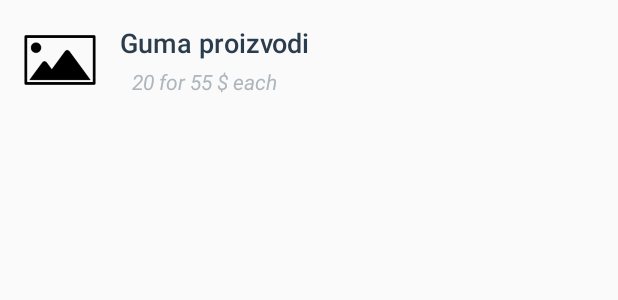
After one commit to dRadest/InventoryApp, an Android app: the layout list_item.xml on its own in the app's theme, with its tools: preview values and no code run, on a phone screen of 412 x 824 dp. The commit adds this screen. Shown: the top 300 px of the screen. Run offline under Robolectric (Android 15) with nearby library versions, the phone set to English and light mode, and no system bars.

Commit message:
Add list_item.xml

```diff
--- /dev/null
+++ b/app/src/main/res/layout/list_item.xml
@@ -0,0 +1,45 @@
+<?xml version="1.0" encoding="utf-8"?>
+<RelativeLayout xmlns:android="http://schemas.android.com/apk/res/android"
+    xmlns:tools="http://schemas.android.com/tools"
+    android:layout_width="match_parent"
+    android:layout_height="match_parent"
+    android:orientation="vertical"
+    android:padding="16dp">
+
+    <ImageView
+        android:id="@+id/list_item_image"
+        android:layout_width="48dp"
+        android:layout_height="48dp"
+        android:src="@drawable/no_img" />
+
+    <LinearLayout
+        android:layout_width="wrap_content"
+        android:layout_height="48dp"
+        android:layout_marginLeft="16dp"
+        android:layout_toRightOf="@id/list_item_image"
+        android:orientation="vertical">
+
+        <TextView
+            android:id="@+id/list_item_name"
+            android:layout_width="match_parent"
+            android:layout_height="wrap_content"
+            android:fontFamily="sans-serif-medium"
+            android:textAppearance="?android:textAppearanceMedium"
+            android:textColor="#2B3D4D"
+            tools:text="Guma proizvodi" />
+
+        <TextView
+            android:id="@+id/list_item_summary"
+            android:layout_width="match_parent"
+            android:layout_height="match_parent"
+            android:fontFamily="sans-serif"
+            android:gravity="bottom"
+            android:paddingLeft="8dp"
+            android:textAppearance="?android:textAppearanceSmall"
+            android:textColor="#AEB6BD"
+            android:textStyle="italic"
+            tools:text="20 for 55 $ each" />
+
+    </LinearLayout>
+
+</RelativeLayout>
--- a/app/src/main/res/values/strings.xml
+++ b/app/src/main/res/values/strings.xml
@@ -15,4 +15,5 @@
     <string name="insert_dummy_data">Insert dummy data</string>
     <string name="clear_all">Clear all</string>
     <string name="change_view">Change view</string>
+
 </resources>
```
Also changed, not shown: app/src/main/res/drawable/no_img.png (added).
